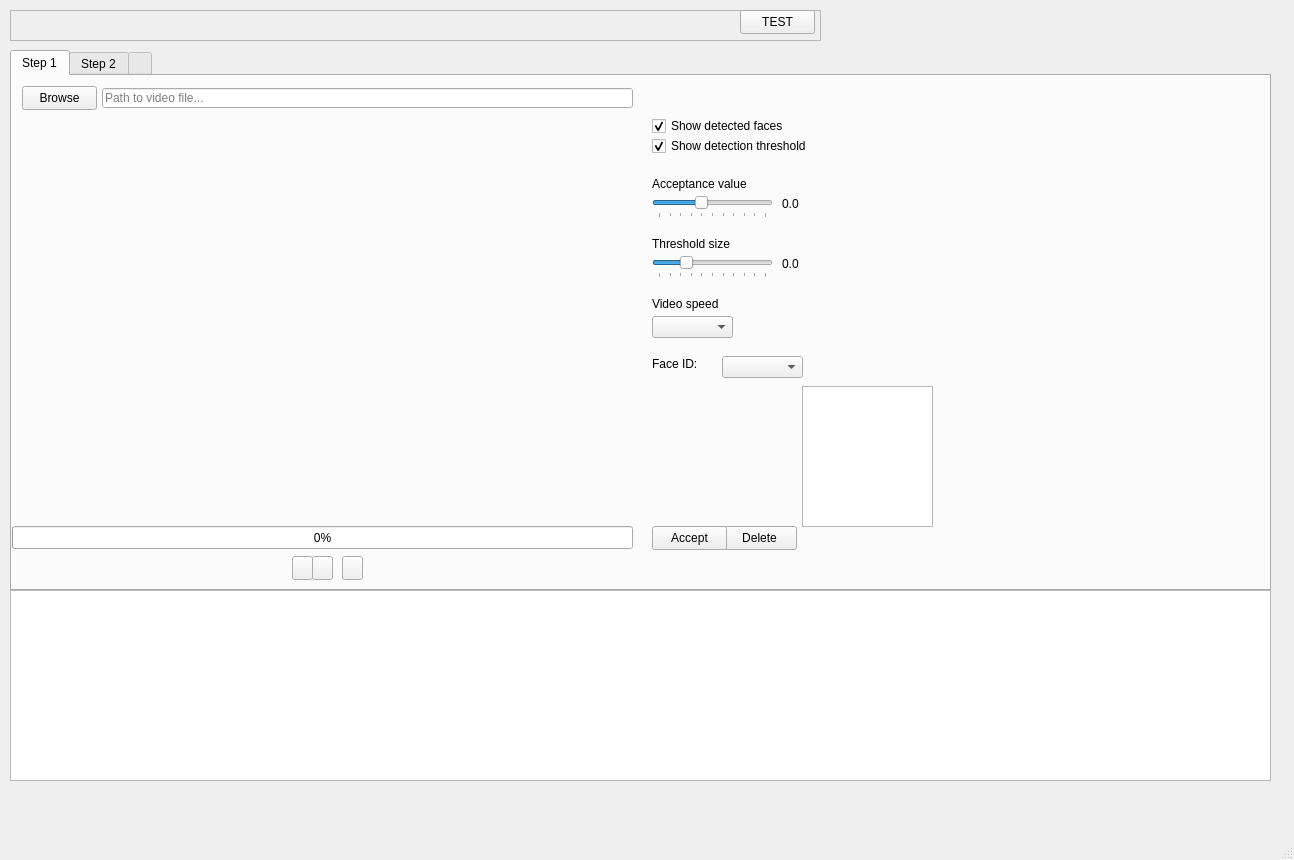
Before: the Qt Designer form AIWake_app.ui in Kirkuss/TFG, drawn with Qt 5.
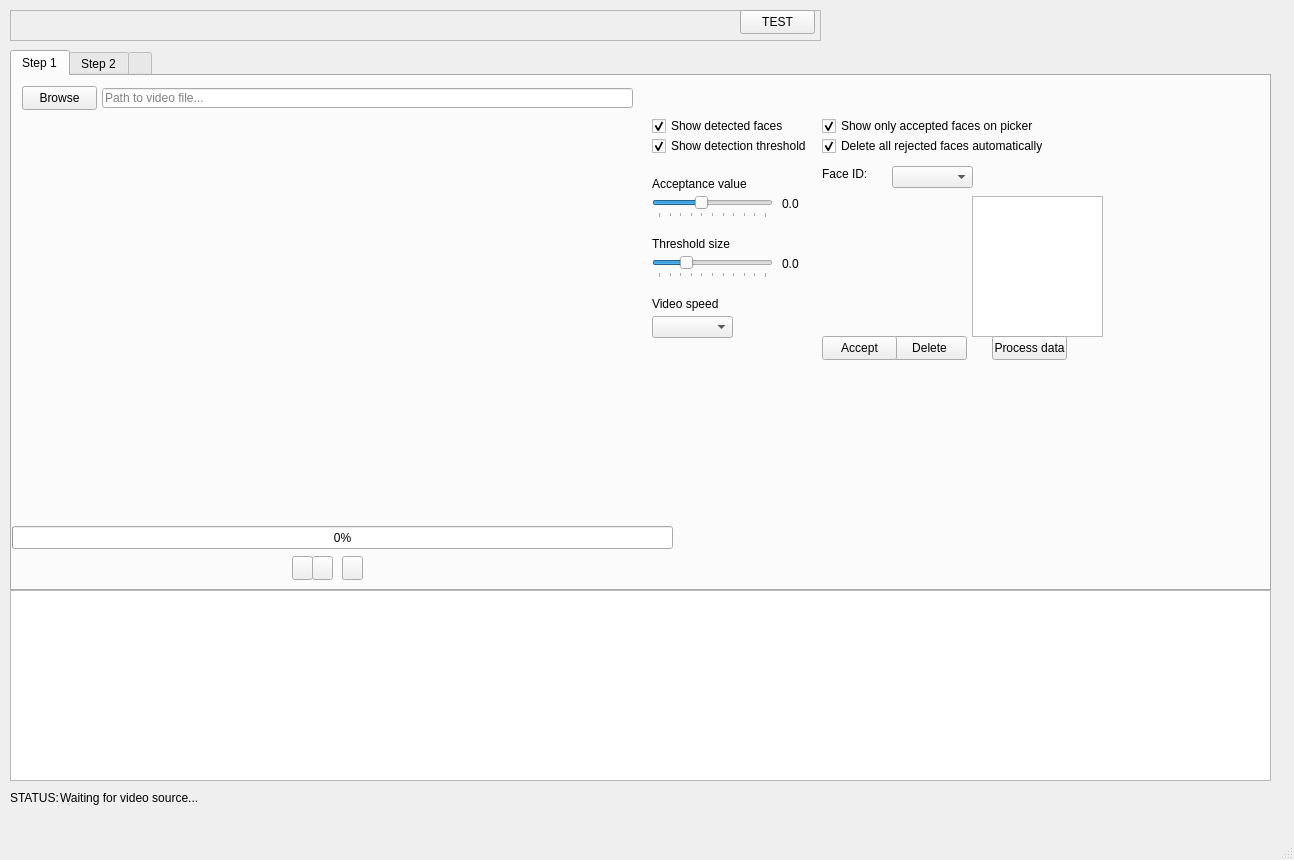
After: the same form once the commit is applied. Icons and pictures are not drawn.

Commit message: Face picker + deletion

```diff
--- a/AIWake_app.ui
+++ b/AIWake_app.ui
@@ -142,7 +142,7 @@
        <rect>
         <x>0</x>
         <y>450</y>
-        <width>621</width>
+        <width>661</width>
         <height>23</height>
        </rect>
       </property>
@@ -326,8 +326,8 @@
      <widget class="QLabel" name="PreviewFaceLbl">
       <property name="geometry">
        <rect>
-        <x>640</x>
-        <y>310</y>
+        <x>810</x>
+        <y>120</y>
         <width>151</width>
         <height>141</height>
        </rect>
@@ -342,8 +342,8 @@
      <widget class="QLabel" name="label_16">
       <property name="geometry">
        <rect>
-        <x>640</x>
-        <y>310</y>
+        <x>810</x>
+        <y>120</y>
         <width>151</width>
         <height>141</height>
        </rect>
@@ -361,8 +361,8 @@
      <widget class="QLabel" name="label_17">
       <property name="geometry">
        <rect>
-        <x>640</x>
-        <y>280</y>
+        <x>810</x>
+        <y>90</y>
         <width>49</width>
         <height>16</height>
        </rect>
@@ -374,8 +374,8 @@
      <widget class="QPushButton" name="deleteBt">
       <property name="geometry">
        <rect>
-        <x>710</x>
-        <y>450</y>
+        <x>880</x>
+        <y>260</y>
         <width>75</width>
         <height>24</height>
        </rect>
@@ -387,8 +387,8 @@
      <widget class="QComboBox" name="FacePicker">
       <property name="geometry">
        <rect>
-        <x>710</x>
-        <y>280</y>
+        <x>880</x>
+        <y>90</y>
         <width>81</width>
         <height>22</height>
        </rect>
@@ -432,8 +432,8 @@
      <widget class="QPushButton" name="deleteBt_2">
       <property name="geometry">
        <rect>
-        <x>640</x>
-        <y>450</y>
+        <x>810</x>
+        <y>260</y>
         <width>75</width>
         <height>24</height>
        </rect>
@@ -445,8 +445,8 @@
      <widget class="QPlainTextEdit" name="imgText">
       <property name="geometry">
        <rect>
-        <x>790</x>
-        <y>310</y>
+        <x>960</x>
+        <y>120</y>
         <width>131</width>
         <height>141</height>
        </rect>
@@ -458,6 +458,51 @@
        <bool>true</bool>
       </property>
      </widget>
+     <widget class="QCheckBox" name="showDetailedCb_2">
+      <property name="geometry">
+       <rect>
+        <x>810</x>
+        <y>40</y>
+        <width>221</width>
+        <height>20</height>
+       </rect>
+      </property>
+      <property name="text">
+       <string>Show only accepted faces on picker</string>
+      </property>
+      <property name="checked">
+       <bool>true</bool>
+      </property>
+     </widget>
+     <widget class="QCheckBox" name="showDetailedCb_3">
+      <property name="geometry">
+       <rect>
+        <x>810</x>
+        <y>60</y>
+        <width>221</width>
+        <height>20</height>
+       </rect>
+      </property>
+      <property name="text">
+       <string>Delete all rejected faces automatically</string>
+      </property>
+      <property name="checked">
+       <bool>true</bool>
+      </property>
+     </widget>
+     <widget class="QPushButton" name="startPostProcessBt">
+      <property name="geometry">
+       <rect>
+        <x>980</x>
+        <y>260</y>
+        <width>75</width>
+        <height>24</height>
+       </rect>
+      </property>
+      <property name="text">
+       <string>Process data</string>
+      </property>
+     </widget>
      <zorder>label_16</zorder>
      <zorder>placeholder_step1</zorder>
      <zorder>showBoxesCb</zorder>
@@ -483,6 +528,9 @@
      <zorder>deleteBt_2</zorder>
      <zorder>PreviewFaceLbl</zorder>
      <zorder>imgText</zorder>
+     <zorder>showDetailedCb_2</zorder>
+     <zorder>showDetailedCb_3</zorder>
+     <zorder>startPostProcessBt</zorder>
     </widget>
     <widget class="QWidget" name="step2Tab">
      <attribute name="title">
@@ -1181,6 +1229,38 @@
      </property>
     </widget>
    </widget>
+   <widget class="QLabel" name="label_19">
+    <property name="geometry">
+     <rect>
+      <x>10</x>
+      <y>790</y>
+      <width>49</width>
+      <height>16</height>
+     </rect>
+    </property>
+    <property name="text">
+     <string>STATUS:</string>
+    </property>
+    <property name="textFormat">
+     <enum>Qt::RichText</enum>
+    </property>
+    <property name="scaledContents">
+     <bool>false</bool>
+    </property>
+   </widget>
+   <widget class="QLabel" name="statusText">
+    <property name="geometry">
+     <rect>
+      <x>60</x>
+      <y>790</y>
+      <width>1201</width>
+      <height>16</height>
+     </rect>
+    </property>
+    <property name="text">
+     <string>Waiting for video source...</string>
+    </property>
+   </widget>
   </widget>
   <widget class="QMenuBar" name="menubar">
    <property name="geometry">
```
The commit also changes 4 other files.
